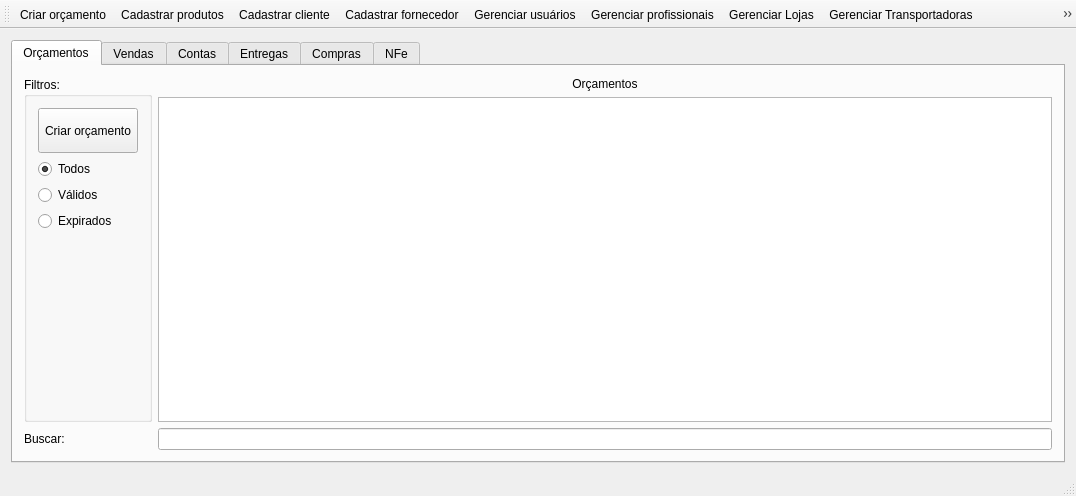
Qt form mainwindow.ui (lellisls/ERP-STACCATO) before a commit.
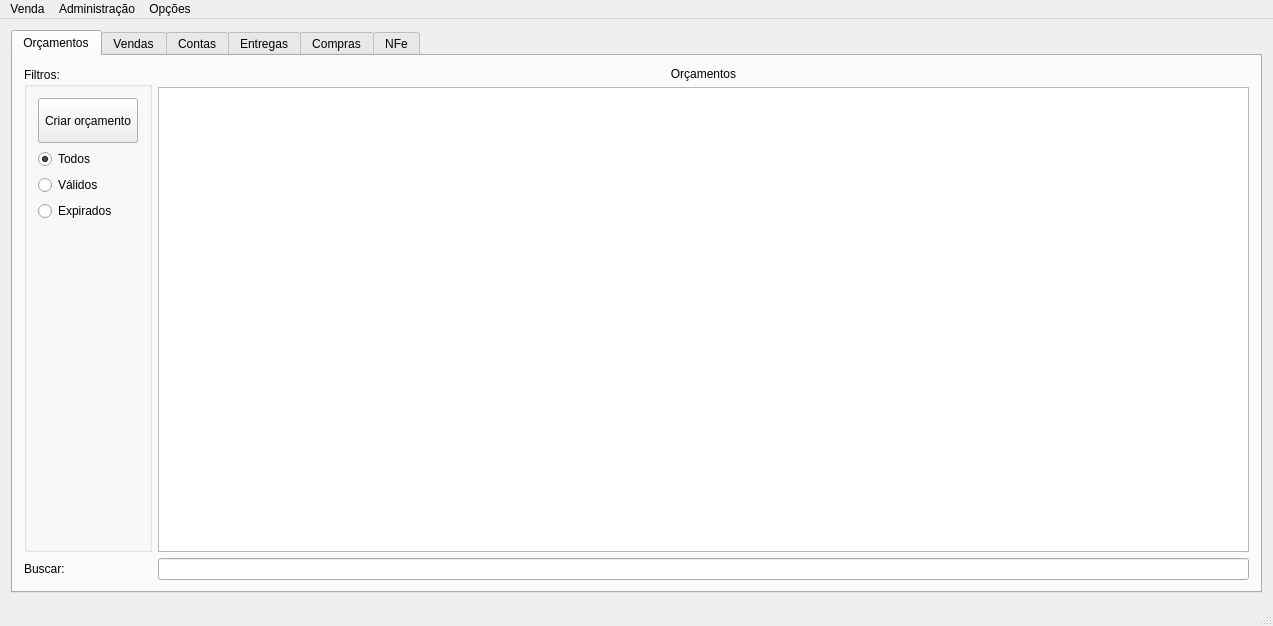
The same form after that commit.

Commit message: Converti a QToolbar em QMenubar

What changed in the file:
```diff
--- a/mainwindow.ui
+++ b/mainwindow.ui
@@ -6,8 +6,8 @@
    <rect>
     <x>0</x>
     <y>0</y>
-    <width>1076</width>
-    <height>496</height>
+    <width>1273</width>
+    <height>626</height>
    </rect>
   </property>
   <property name="windowTitle">
@@ -819,25 +819,45 @@
     </item>
    </layout>
   </widget>
-  <widget class="QToolBar" name="mainToolBar">
-   <attribute name="toolBarArea">
-    <enum>TopToolBarArea</enum>
-   </attribute>
-   <attribute name="toolBarBreak">
-    <bool>false</bool>
-   </attribute>
-   <addaction name="actionCriarOrcamento"/>
-   <addaction name="actionCadastrarProdutos"/>
-   <addaction name="actionCadastrarCliente"/>
-   <addaction name="actionCadastrarFornecedor"/>
-   <addaction name="actionCadastrarUsuario"/>
-   <addaction name="actionCadastrarProfissional"/>
-   <addaction name="actionGerenciar_Lojas"/>
-   <addaction name="actionGerenciar_Transportadoras"/>
-   <addaction name="actionAtualizar_tabelas"/>
-   <addaction name="actionImportarTabelaFornecedor"/>
-  </widget>
   <widget class="QStatusBar" name="statusBar"/>
+  <widget class="QMenuBar" name="menuBar">
+   <property name="geometry">
+    <rect>
+     <x>0</x>
+     <y>0</y>
+     <width>1273</width>
+     <height>19</height>
+    </rect>
+   </property>
+   <widget class="QMenu" name="menuOp_es">
+    <property name="title">
+     <string>Opções</string>
+    </property>
+    <addaction name="actionImportarTabelaFornecedor"/>
+    <addaction name="actionAtualizar_tabelas"/>
+   </widget>
+   <widget class="QMenu" name="menuAdministra_o">
+    <property name="title">
+     <string>Administração</string>
+    </property>
+    <addaction name="actionCadastrarProfissional"/>
+    <addaction name="actionGerenciar_Lojas"/>
+    <addaction name="actionGerenciar_Transportadoras"/>
+    <addaction name="actionCadastrarUsuario"/>
+    <addaction name="actionCadastrarFornecedor"/>
+    <addaction name="actionCadastrarProdutos"/>
+   </widget>
+   <widget class="QMenu" name="menuVenda">
+    <property name="title">
+     <string>Venda</string>
+    </property>
+    <addaction name="actionCriarOrcamento"/>
+    <addaction name="actionCadastrarCliente"/>
+   </widget>
+   <addaction name="menuVenda"/>
+   <addaction name="menuAdministra_o"/>
+   <addaction name="menuOp_es"/>
+  </widget>
   <action name="actionCriarOrcamento">
    <property name="text">
     <string>Criar orçamento</string>
```
